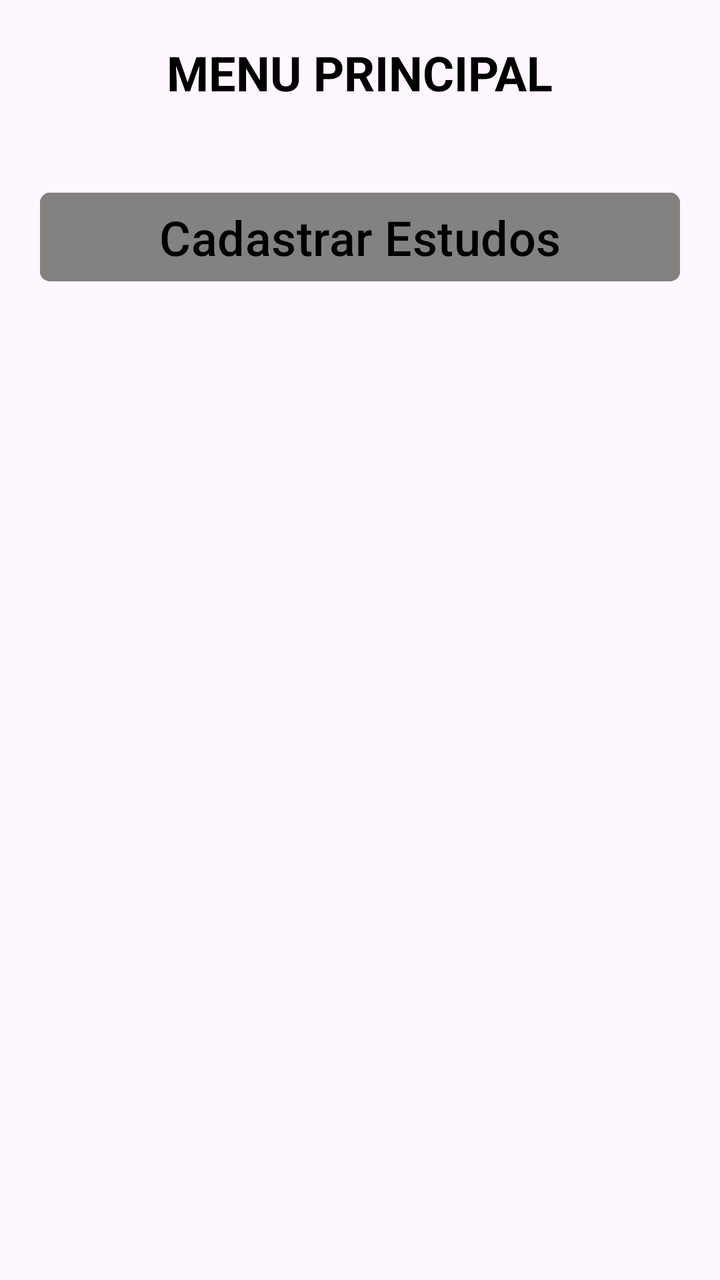
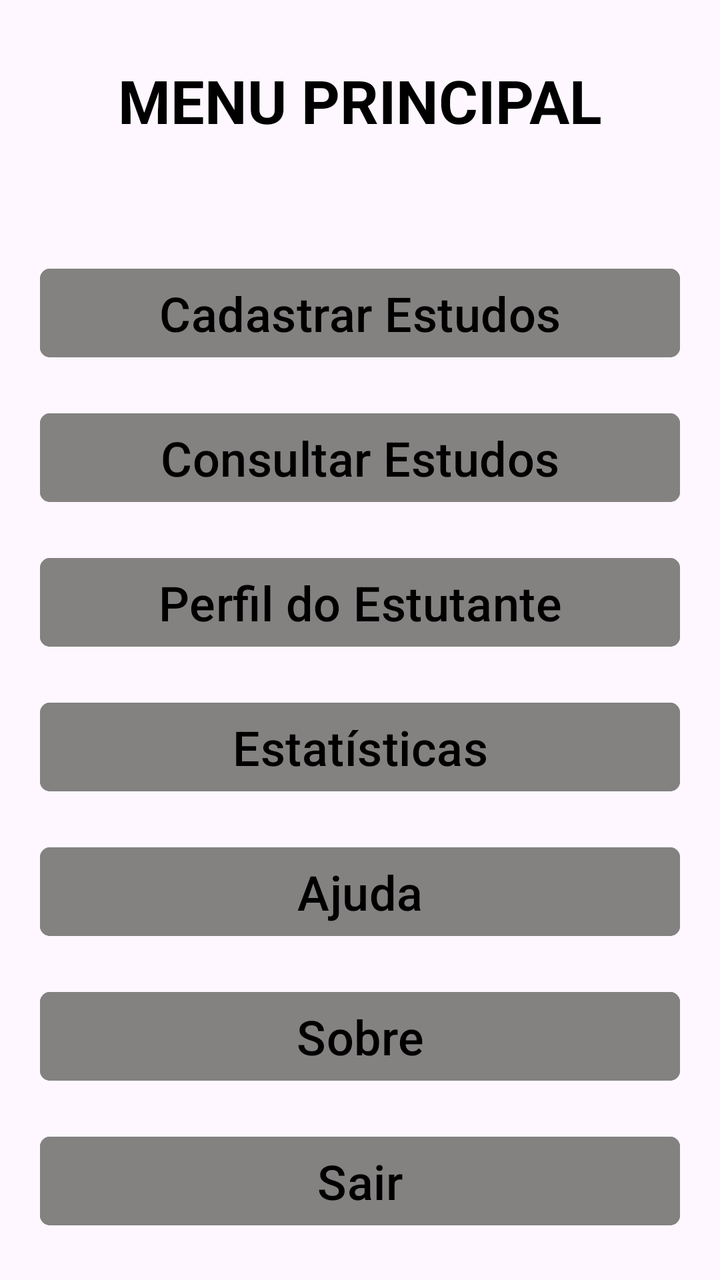

Two renders of the same Android screen: before a commit and after it. Below are the layout's source before the change and the commit's diff.
<!-- AndroidManifest.xml: application theme Theme.MyApp -->
<!-- res/layout/menu_principal_layout.xml -->
<?xml version="1.0" encoding="utf-8"?>
<LinearLayout xmlns:android="http://schemas.android.com/apk/res/android"
    xmlns:app="http://schemas.android.com/apk/res-auto"
    xmlns:tools="http://schemas.android.com/tools"
    android:id="@+id/main"
    android:layout_width="match_parent"
    android:layout_height="match_parent"
    android:orientation="vertical"
    tools:context=".MenuPrincipalActivity">

    <TextView
        android:layout_width="wrap_content"
        android:layout_height="wrap_content"
        android:layout_gravity="center_horizontal"
        android:layout_margin="20sp"
        android:text="Menu principal"
        android:textAllCaps="true"
        android:textColor="#000"
        android:textSize="24sp"
        android:textStyle="bold" />

    <com.google.android.material.button.MaterialButton
        android:id="@+id/btnCadastrarEstudos"
        android:layout_width="match_parent"
        android:layout_height="wrap_content"
        android:layout_margin="20dp"
        android:backgroundTint="#848181"
        android:text="Cadastrar Estudos"
        android:textColor="#000"
        android:textSize="24sp"
        app:cornerRadius="5dp" />

</LinearLayout>
<!-- resources referenced by this layout -->
<resources>
  <style name="Theme.MyApp" parent="Base.Theme.MyApp" />
  <style name="Base.Theme.MyApp" parent="Theme.Material3.DayNight.NoActionBar">
          
          
      </style>
</resources>

<!-- the commit's change to res/layout/menu_principal_layout.xml (unified diff, before → after) -->
@@ -12,22 +12,110 @@
         android:layout_width="wrap_content"
         android:layout_height="wrap_content"
         android:layout_gravity="center_horizontal"
-        android:layout_margin="20sp"
+        android:layout_marginTop="30sp"
+        android:layout_marginBottom="50sp"
         android:text="Menu principal"
         android:textAllCaps="true"
         android:textColor="#000"
-        android:textSize="24sp"
+        android:textSize="30sp"
         android:textStyle="bold" />
 
     <com.google.android.material.button.MaterialButton
         android:id="@+id/btnCadastrarEstudos"
         android:layout_width="match_parent"
         android:layout_height="wrap_content"
-        android:layout_margin="20dp"
+        android:layout_marginLeft="20dp"
+        android:layout_marginTop="10dp"
+        android:layout_marginRight="20dp"
+        android:layout_marginBottom="10dp"
         android:backgroundTint="#848181"
         android:text="Cadastrar Estudos"
         android:textColor="#000"
         android:textSize="24sp"
         app:cornerRadius="5dp" />
 
+    <com.google.android.material.button.MaterialButton
+        android:id="@+id/btnConsultarEstudos"
+        android:layout_width="match_parent"
+        android:layout_height="wrap_content"
+        android:layout_marginLeft="20dp"
+        android:layout_marginTop="10dp"
+        android:layout_marginRight="20dp"
+        android:layout_marginBottom="10dp"
+        android:backgroundTint="#848181"
+        android:text="Consultar Estudos"
+        android:textColor="#000"
+        android:textSize="24sp"
+        app:cornerRadius="5dp" />
+
+    <com.google.android.material.button.MaterialButton
+        android:id="@+id/btnPerfilEstudante"
+        android:layout_width="match_parent"
+        android:layout_height="wrap_content"
+        android:layout_marginLeft="20dp"
+        android:layout_marginTop="10dp"
+        android:layout_marginRight="20dp"
+        android:layout_marginBottom="10dp"
+        android:backgroundTint="#848181"
+        android:text="Perfil do Estutante"
+        android:textColor="#000"
+        android:textSize="24sp"
+        app:cornerRadius="5dp" />
+
+    <com.google.android.material.button.MaterialButton
+        android:id="@+id/btnEstatisticas"
+        android:layout_width="match_parent"
+        android:layout_height="wrap_content"
+        android:layout_marginLeft="20dp"
+        android:layout_marginTop="10dp"
+        android:layout_marginRight="20dp"
+        android:layout_marginBottom="10dp"
+        android:backgroundTint="#848181"
+        android:text="Estatísticas"
+        android:textColor="#000"
+        android:textSize="24sp"
+        app:cornerRadius="5dp" />
+
+    <com.google.android.material.button.MaterialButton
+        android:id="@+id/btnAjuda"
+        android:layout_width="match_parent"
+        android:layout_height="wrap_content"
+        android:layout_marginLeft="20dp"
+        android:layout_marginTop="10dp"
+        android:layout_marginRight="20dp"
+        android:layout_marginBottom="10dp"
+        android:backgroundTint="#848181"
+        android:text="Ajuda"
+        android:textColor="#000"
+        android:textSize="24sp"
+        app:cornerRadius="5dp" />
+
+    <com.google.android.material.button.MaterialButton
+        android:id="@+id/btnSobre"
+        android:layout_width="match_parent"
+        android:layout_height="wrap_content"
+        android:layout_marginLeft="20dp"
+        android:layout_marginTop="10dp"
+        android:layout_marginRight="20dp"
+        android:layout_marginBottom="10dp"
+        android:backgroundTint="#848181"
+        android:text="Sobre"
+        android:textColor="#000"
+        android:textSize="24sp"
+        app:cornerRadius="5dp" />
+
+    <com.google.android.material.button.MaterialButton
+        android:id="@+id/btnSair"
+        android:layout_width="match_parent"
+        android:layout_height="wrap_content"
+        android:layout_marginLeft="20dp"
+        android:layout_marginTop="10dp"
+        android:layout_marginRight="20dp"
+        android:layout_marginBottom="10dp"
+        android:backgroundTint="#848181"
+        android:text="Sair"
+        android:textColor="#000"
+        android:textSize="24sp"
+        app:cornerRadius="5dp" />
+
 </LinearLayout>
